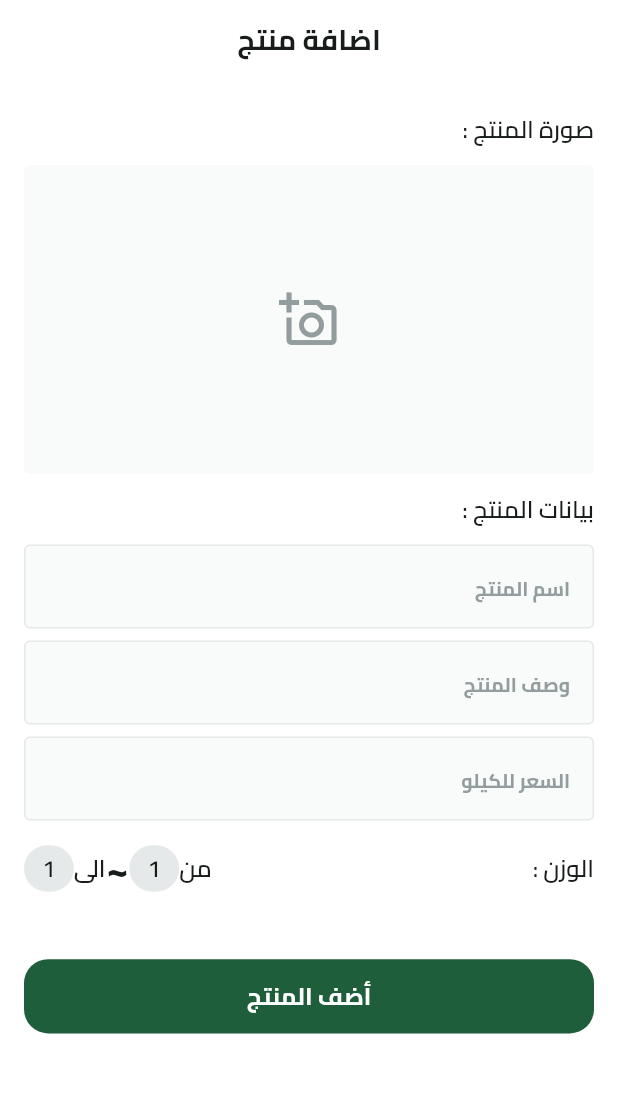
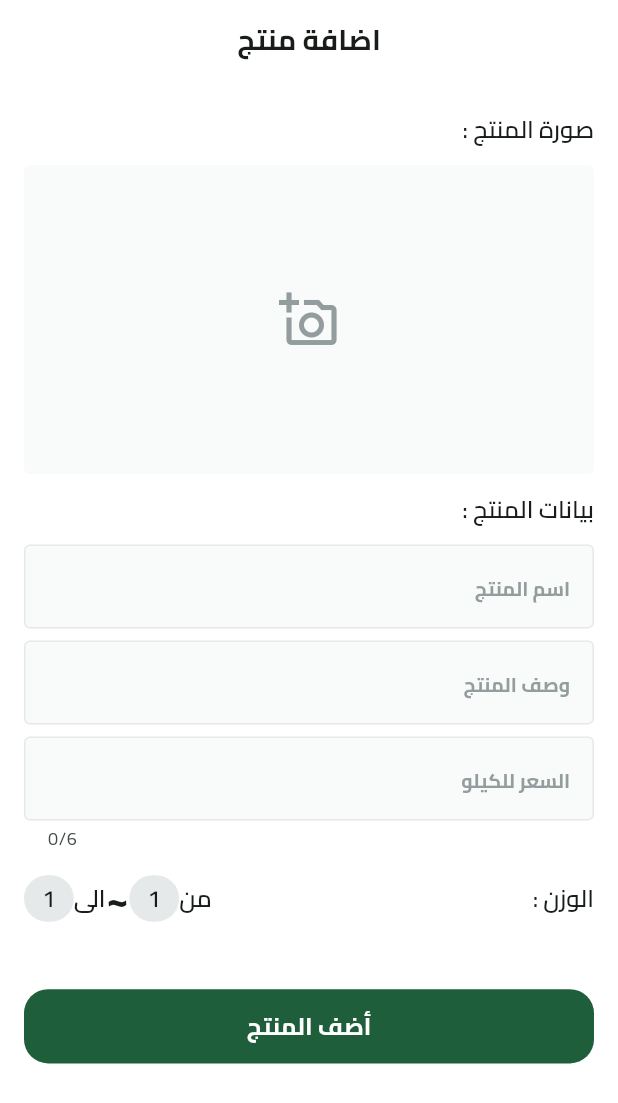
Before and after one commit to Adham-m7md/Hazaer-blady, a Flutter app: the _AddProductView screen opened directly, on a phone screen of 412 x 824 dp. Shown: the top 1103 px of the screen. Run offline on Flutter 3.47's test engine with Material 3 defaults, Android fonts, the phone set to English and light mode, and no system bars; our stand-ins replace app_links, bloc, cloud_firestore, connectivity_plus, dartz, dots_indicator and 12 more; accounts and stored records are empty; project files that could hold a hidden picture were left out.

Commit message:
size of product & cart item

```diff
--- a/lib/core/widgets/custom_text_form_feild.dart
+++ b/lib/core/widgets/custom_text_form_feild.dart
@@ -15,7 +15,9 @@ class CustomTextFormFeild extends StatelessWidget {
     this.controller,
     this.enabled = true,
     this.maxLines,
+    this.maxLength,
   });
+
   final String hintText;
   final Widget? suffixIcon;
   final TextInputType keyBoardType;
@@ -25,6 +27,8 @@ class CustomTextFormFeild extends StatelessWidget {
   final TextEditingController? controller;
   final bool enabled;
   final int? maxLines;
+  final int? maxLength;
+
   @override
   Widget build(BuildContext context) {
     return TextFormField(
@@ -35,6 +39,7 @@ class CustomTextFormFeild extends StatelessWidget {
       keyboardType: keyBoardType,
       controller: controller,
       maxLines: maxLines,
+      maxLength: maxLength,
       decoration: InputDecoration(
         filled: true,
         fillColor: AppColors.kFillGrayColor,
--- a/lib/features/add_product/view/add_product_screen.dart
+++ b/lib/features/add_product/view/add_product_screen.dart
@@ -216,6 +216,7 @@ class _ProductFormFields extends StatelessWidget {
           },
         ),
         CustomTextFormFeild(
+          maxLength: 6,
           hintText: 'السعر للكيلو',
           controller: priceController,
           keyBoardType: TextInputType.number,
--- a/lib/features/product/presentation/product.dart
+++ b/lib/features/product/presentation/product.dart
@@ -61,7 +61,9 @@ class Product extends StatelessWidget {
                 crossAxisAlignment: CrossAxisAlignment.start,
                 children: [
                   Text(
-                    product['name'] ?? 'منتج غير معروف',
+                    (product['name'] ?? 'منتج غير معروف').length > 15
+                        ? '${(product['name'] ?? 'منتج غير معروف').substring(0, 15)}...'
+                        : product['name'] ?? 'منتج غير معروف',
                     style: TextStyles.semiBold19,
                   ),
                   FutureBuilder<Map<String, dynamic>>(
```
Also changed, not shown: lib/features/cart/presentation/cart_screen.dart (+9 -13 lines).
